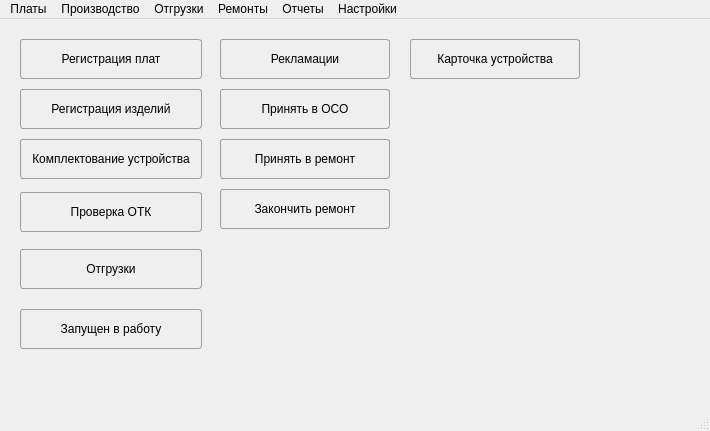
The window that Remont/mainwindow.ui (AlexeyScherbakov2021/Remont2) describes before a commit, drawn with Qt 5.
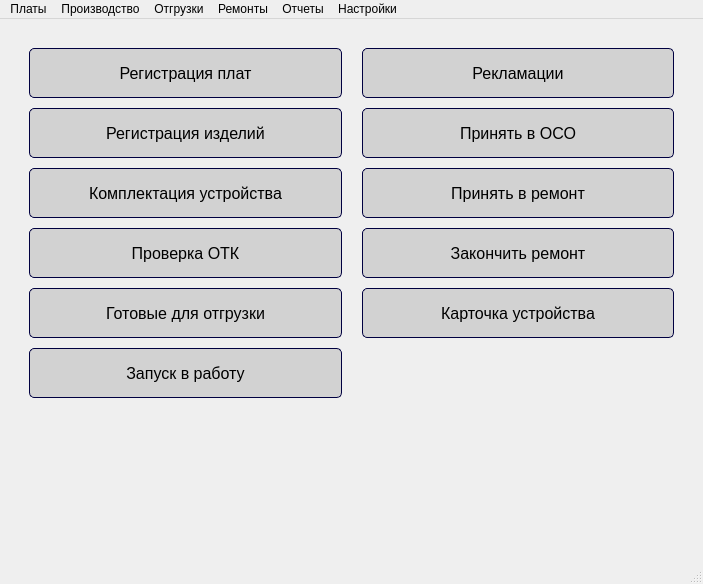
The same window after the commit. Icons and pictures are not drawn.

Commit message: Изменен стиль главной формы

The edit to the form file:
```diff
--- a/Remont/mainwindow.ui
+++ b/Remont/mainwindow.ui
@@ -6,8 +6,8 @@
    <rect>
     <x>0</x>
     <y>0</y>
-    <width>710</width>
-    <height>431</height>
+    <width>703</width>
+    <height>584</height>
    </rect>
   </property>
   <property name="windowTitle">
@@ -29,13 +29,21 @@
 }
 
 
-QPushButton {
-    border-radius: 3px;
-    border: 1px solid #9F9F9F;
+
+</string>
+  </property>
+  <widget class="QWidget" name="centralwidget">
+   <property name="styleSheet">
+    <string notr="true">QPushButton {
+    border-radius: 5px;
+    border: 1px solid #000040;
 	padding-left: 8px;
 	padding-right: 8px;
 	padding-top: 4px;
 	padding-bottom: 4px;
+	height: 40px;
+	background-color:  rgb(210,210,210);	
+    font-size: 16px;
 }
 
 QPushButton:hover { 
@@ -47,160 +55,129 @@
     position: relative;
      top: 4px; left: 4px;
 }
-
 </string>
-  </property>
-  <widget class="QWidget" name="centralwidget">
-   <widget class="QPushButton" name="pbClaim">
-    <property name="geometry">
-     <rect>
-      <x>220</x>
-      <y>20</y>
-      <width>170</width>
-      <height>40</height>
-     </rect>
-    </property>
-    <property name="text">
-     <string>Рекламации</string>
-    </property>
-   </widget>
-   <widget class="QPushButton" name="pbCard">
-    <property name="geometry">
-     <rect>
-      <x>410</x>
-      <y>20</y>
-      <width>170</width>
-      <height>40</height>
-     </rect>
-    </property>
-    <property name="text">
-     <string>Карточка устройства</string>
-    </property>
-   </widget>
-   <widget class="QPushButton" name="pbApplyRemont">
-    <property name="geometry">
-     <rect>
-      <x>220</x>
-      <y>70</y>
-      <width>170</width>
-      <height>40</height>
-     </rect>
-    </property>
-    <property name="text">
-     <string>Принять в ОСО</string>
-    </property>
-   </widget>
-   <widget class="QPushButton" name="pbStartRemont">
-    <property name="geometry">
-     <rect>
-      <x>220</x>
-      <y>120</y>
-      <width>170</width>
-      <height>40</height>
-     </rect>
-    </property>
-    <property name="text">
-     <string>Принять в ремонт</string>
-    </property>
-   </widget>
-   <widget class="QPushButton" name="pbEndRemont">
-    <property name="geometry">
-     <rect>
-      <x>220</x>
-      <y>170</y>
-      <width>170</width>
-      <height>40</height>
-     </rect>
-    </property>
-    <property name="text">
-     <string>Закончить ремонт</string>
-    </property>
-   </widget>
-   <widget class="QPushButton" name="pbRegister">
-    <property name="geometry">
-     <rect>
-      <x>20</x>
-      <y>70</y>
-      <width>182</width>
-      <height>40</height>
-     </rect>
-    </property>
-    <property name="text">
-     <string>Регистрация изделий</string>
-    </property>
-   </widget>
-   <widget class="QPushButton" name="pbOTK">
-    <property name="geometry">
-     <rect>
-      <x>20</x>
-      <y>173</y>
-      <width>182</width>
-      <height>40</height>
-     </rect>
-    </property>
-    <property name="text">
-     <string>Проверка ОТК</string>
-    </property>
-   </widget>
-   <widget class="QPushButton" name="pbCreatePlate">
-    <property name="geometry">
-     <rect>
-      <x>20</x>
-      <y>20</y>
-      <width>182</width>
-      <height>40</height>
-     </rect>
-    </property>
-    <property name="text">
-     <string>Регистрация плат</string>
-    </property>
-   </widget>
-   <widget class="QPushButton" name="pbShip">
-    <property name="geometry">
-     <rect>
-      <x>20</x>
-      <y>230</y>
-      <width>182</width>
-      <height>40</height>
-     </rect>
-    </property>
-    <property name="text">
-     <string>Отгрузки</string>
-    </property>
-   </widget>
-   <widget class="QPushButton" name="pbComplect">
-    <property name="geometry">
-     <rect>
-      <x>20</x>
-      <y>120</y>
-      <width>182</width>
-      <height>40</height>
-     </rect>
-    </property>
-    <property name="text">
-     <string>Комплектование устройства</string>
-    </property>
-   </widget>
-   <widget class="QPushButton" name="pbStartWork">
-    <property name="geometry">
-     <rect>
-      <x>20</x>
-      <y>290</y>
-      <width>182</width>
-      <height>40</height>
-     </rect>
-    </property>
-    <property name="text">
-     <string>Запущен в работу</string>
-    </property>
-   </widget>
+   </property>
+   <layout class="QVBoxLayout" name="verticalLayout">
+    <item>
+     <layout class="QGridLayout" name="gridLayout">
+      <property name="sizeConstraint">
+       <enum>QLayout::SizeConstraint::SetDefaultConstraint</enum>
+      </property>
+      <property name="leftMargin">
+       <number>20</number>
+      </property>
+      <property name="topMargin">
+       <number>20</number>
+      </property>
+      <property name="rightMargin">
+       <number>20</number>
+      </property>
+      <property name="horizontalSpacing">
+       <number>20</number>
+      </property>
+      <property name="verticalSpacing">
+       <number>10</number>
+      </property>
+      <item row="0" column="0">
+       <widget class="QPushButton" name="pbCreatePlate">
+        <property name="text">
+         <string>Регистрация плат</string>
+        </property>
+       </widget>
+      </item>
+      <item row="2" column="0">
+       <widget class="QPushButton" name="pbRegister">
+        <property name="text">
+         <string>Регистрация изделий</string>
+        </property>
+       </widget>
+      </item>
+      <item row="0" column="1">
+       <widget class="QPushButton" name="pbClaim">
+        <property name="text">
+         <string>Рекламации</string>
+        </property>
+       </widget>
+      </item>
+      <item row="2" column="1">
+       <widget class="QPushButton" name="pbApplyRemont">
+        <property name="text">
+         <string>Принять в ОСО</string>
+        </property>
+       </widget>
+      </item>
+      <item row="4" column="0">
+       <widget class="QPushButton" name="pbOTK">
+        <property name="text">
+         <string>Проверка ОТК</string>
+        </property>
+       </widget>
+      </item>
+      <item row="5" column="1">
+       <widget class="QPushButton" name="pbCard">
+        <property name="text">
+         <string>Карточка устройства</string>
+        </property>
+       </widget>
+      </item>
+      <item row="6" column="0">
+       <widget class="QPushButton" name="pbStartWork">
+        <property name="text">
+         <string>Запуск в работу</string>
+        </property>
+       </widget>
+      </item>
+      <item row="3" column="0">
+       <widget class="QPushButton" name="pbComplect">
+        <property name="text">
+         <string>Комплектация устройства</string>
+        </property>
+       </widget>
+      </item>
+      <item row="3" column="1">
+       <widget class="QPushButton" name="pbStartRemont">
+        <property name="text">
+         <string>Принять в ремонт</string>
+        </property>
+       </widget>
+      </item>
+      <item row="5" column="0">
+       <widget class="QPushButton" name="pbShip">
+        <property name="text">
+         <string>Готовые для отгрузки</string>
+        </property>
+       </widget>
+      </item>
+      <item row="4" column="1">
+       <widget class="QPushButton" name="pbEndRemont">
+        <property name="text">
+         <string>Закончить ремонт</string>
+        </property>
+       </widget>
+      </item>
+      <item row="7" column="0">
+       <spacer name="verticalSpacer">
+        <property name="orientation">
+         <enum>Qt::Orientation::Vertical</enum>
+        </property>
+        <property name="sizeHint" stdset="0">
+         <size>
+          <width>20</width>
+          <height>40</height>
+         </size>
+        </property>
+       </spacer>
+      </item>
+     </layout>
+    </item>
+   </layout>
   </widget>
   <widget class="QMenuBar" name="menubar">
    <property name="geometry">
     <rect>
      <x>0</x>
      <y>0</y>
-     <width>710</width>
+     <width>703</width>
      <height>21</height>
     </rect>
    </property>
@@ -267,7 +244,11 @@
    <addaction name="menu_5"/>
    <addaction name="menu_6"/>
   </widget>
-  <widget class="QStatusBar" name="statusbar"/>
+  <widget class="QStatusBar" name="statusbar">
+   <property name="autoFillBackground">
+    <bool>false</bool>
+   </property>
+  </widget>
   <action name="aRegPlate">
    <property name="text">
     <string>Регитрация плат</string>
```
Left out of the diff: 2 changed lines with no effect on the pictures. The commit also changes 3 other files.
